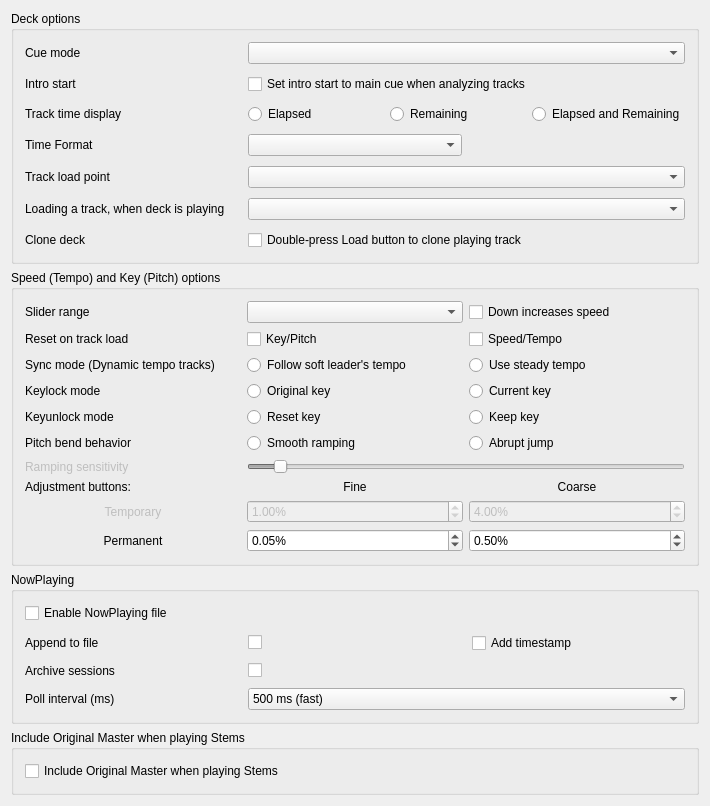
Qt form src/preferences/dialog/dlgprefdeckdlg.ui (Eve00000/mixxx) before a commit.
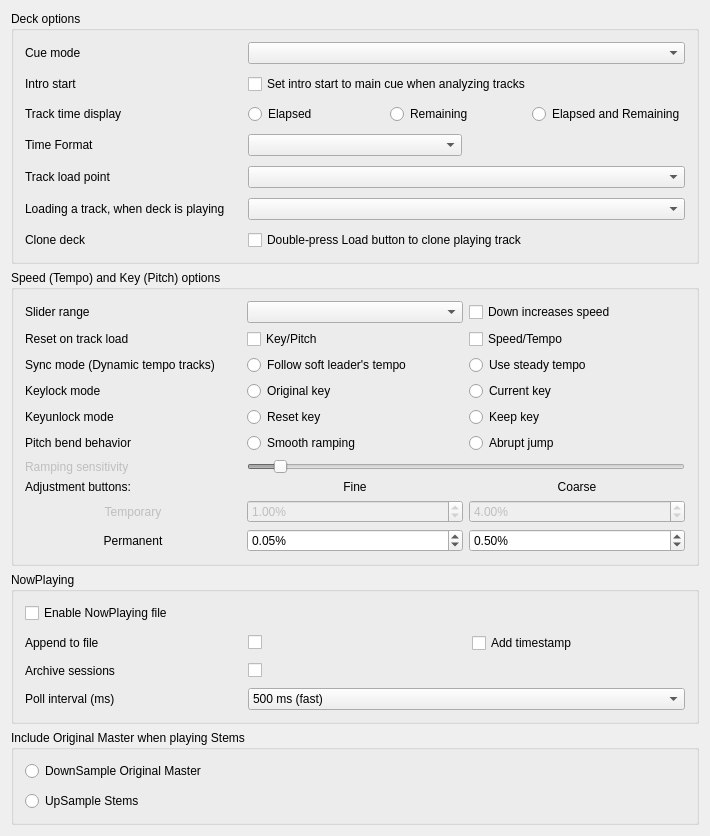
The same form after that commit.

Commit message: StemCues 4 5 Stems

```diff
--- a/src/preferences/dialog/dlgprefdeckdlg.ui
+++ b/src/preferences/dialog/dlgprefdeckdlg.ui
@@ -747,11 +747,24 @@
             <property name="spacing">
               <number>10</number>
             </property>
-            <item row="0" column="0" colspan="3">
-              <widget class="QCheckBox" name="checkBoxEnableIncludeOriginalMasterWhenPlayingStems">
+            <item row="1" column="0">
+              <widget class="QRadioButton" name="radioButtonDownSampleOriginalMix">
                 <property name="text">
-                  <string>Include Original Master when playing Stems</string>
+                  <string>DownSample Original Master</string>
                 </property>
+                <attribute name="buttonGroup">
+                  <string notr="true">buttonGroupDownSampleUpSample</string>
+                </attribute>
+              </widget>
+            </item>
+            <item row="2" column="0">
+              <widget class="QRadioButton" name="radioButtonUpSampleStems">
+                <property name="text">
+                  <string>UpSample Stems</string>
+                </property>
+                <attribute name="buttonGroup">
+                  <string notr="true">buttonGroupDownSampleUpSample</string>
+                </attribute>
               </widget>
             </item>
           </layout>
```
The commit also changes 19 other files.
